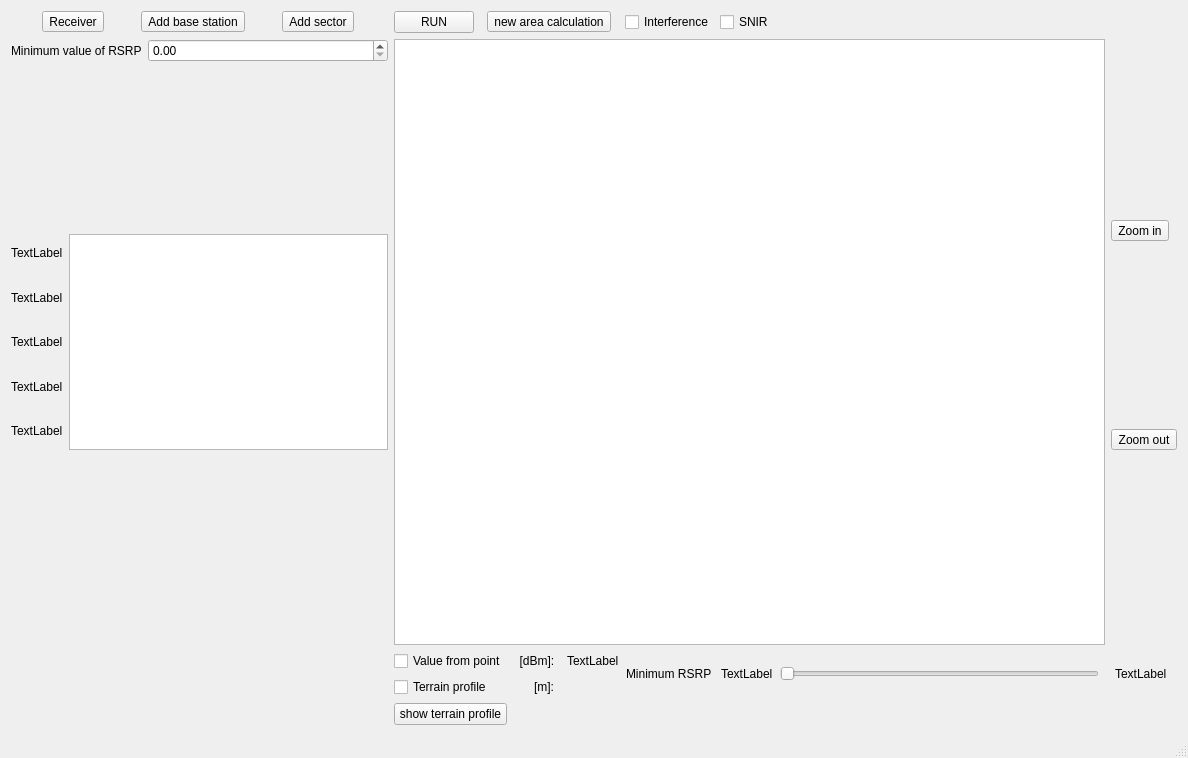
Qt form mainwindow.ui (Berlisia/RSRPCalclulator) before a commit.
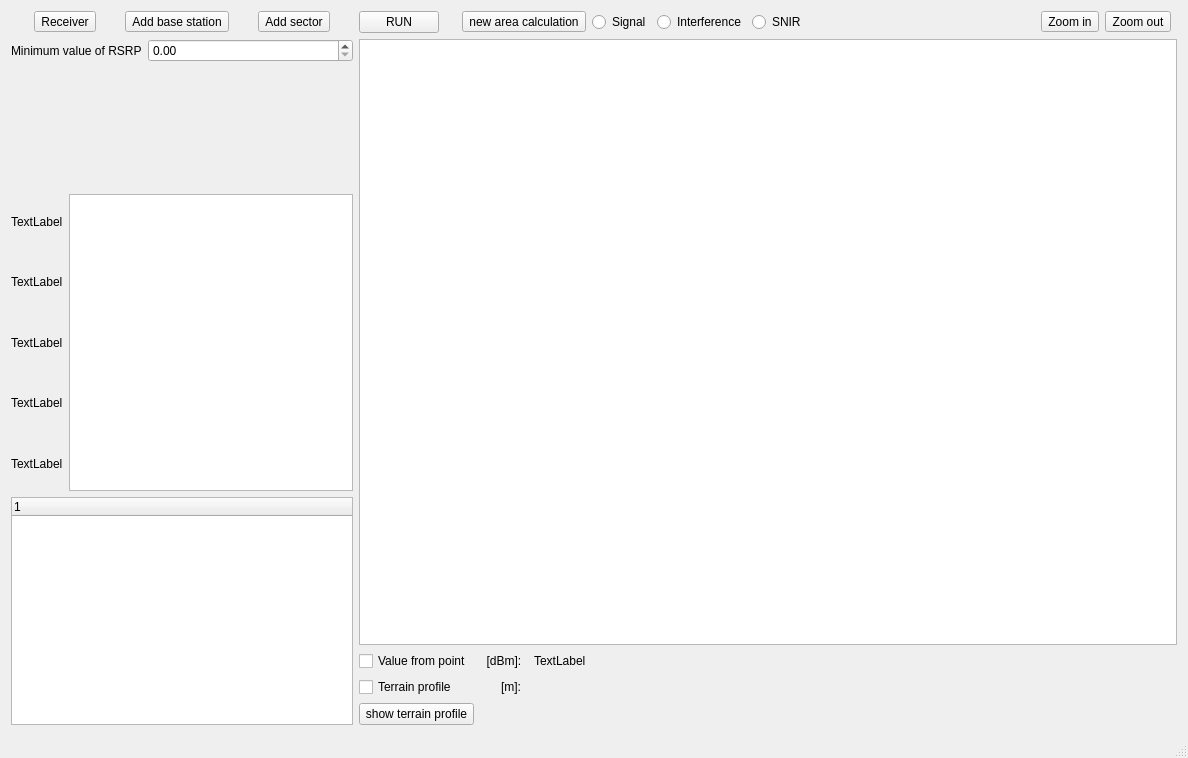
The same form after that commit.

Commit message: treeWidget in mainwindow and better set imgMap

What changed in the file:
```diff
--- a/mainwindow.ui
+++ b/mainwindow.ui
@@ -21,100 +21,17 @@
   </property>
   <widget class="QWidget" name="centralWidget">
    <layout class="QGridLayout" name="gridLayout_2">
-    <item row="5" column="4">
-     <layout class="QGridLayout" name="gridLayout">
-      <item row="1" column="1">
-       <widget class="QLabel" name="terrainLabel">
-        <property name="text">
-         <string/>
-        </property>
-       </widget>
-      </item>
-      <item row="0" column="1">
-       <widget class="QLabel" name="valueLabel">
-        <property name="text">
-         <string>TextLabel</string>
-        </property>
-       </widget>
-      </item>
-      <item row="0" column="0" alignment="Qt::AlignRight">
-       <widget class="QLabel" name="labelValueS">
-        <property name="text">
-         <string>  [dBm]:  </string>
-        </property>
-       </widget>
-      </item>
-      <item row="1" column="0" alignment="Qt::AlignRight">
-       <widget class="QLabel" name="label_3">
-        <property name="text">
-         <string>[m]:  </string>
-        </property>
-       </widget>
-      </item>
-     </layout>
-    </item>
-    <item row="5" column="5">
-     <layout class="QVBoxLayout" name="verticalLayout_4">
-      <item alignment="Qt::AlignHCenter">
-       <widget class="QLabel" name="label">
-        <property name="text">
-         <string>Minimum RSRP</string>
-        </property>
-       </widget>
-      </item>
-     </layout>
-    </item>
-    <item row="5" column="6">
-     <layout class="QVBoxLayout" name="verticalLayout_7">
-      <item alignment="Qt::AlignHCenter">
-       <widget class="QLabel" name="minRSRPFromSlider_2">
-        <property name="text">
-         <string>TextLabel</string>
-        </property>
-       </widget>
-      </item>
-     </layout>
-    </item>
-    <item row="5" column="7">
-     <layout class="QVBoxLayout" name="verticalLayout_5">
-      <item>
-       <widget class="QSlider" name="rsrpHorizontalSlider">
-        <property name="orientation">
-         <enum>Qt::Horizontal</enum>
-        </property>
-       </widget>
-      </item>
-     </layout>
-    </item>
-    <item row="5" column="8" colspan="2">
-     <layout class="QVBoxLayout" name="verticalLayout_6">
-      <item alignment="Qt::AlignHCenter">
-       <widget class="QLabel" name="minRSRPFromSlider">
-        <property name="text">
-         <string>TextLabel</string>
-        </property>
-       </widget>
-      </item>
-     </layout>
-    </item>
-    <item row="0" column="5">
-     <widget class="QCheckBox" name="interferenceCheckBox">
-      <property name="text">
-       <string>Interference</string>
-      </property>
-     </widget>
-    </item>
-    <item row="6" column="2" colspan="2">
+    <item row="6" column="2" colspan="3">
      <widget class="QPushButton" name="terrainPushButton">
       <property name="text">
        <string>show terrain profile</string>
       </property>
      </widget>
     </item>
-    <item row="1" column="9" rowspan="2">
-     <widget class="QToolButton" name="zoomInButton">
+    <item row="0" column="10">
+     <widget class="QToolButton" name="zoomOutButton">
       <property name="text">
-       <string>Zoom in</string>
+       <string>Zoom out</string>
       </property>
      </widget>
     </item>
@@ -157,48 +74,6 @@
       </item>
      </layout>
     </item>
-    <item row="2" column="1" rowspan="2">
-     <layout class="QHBoxLayout" name="horizontalLayout_5">
-      <item>
-       <widget class="QGraphicsView" name="scalaGraphicsView">
-        <property name="cursor" stdset="0">
-         <cursorShape>ArrowCursor</cursorShape>
-        </property>
-        <property name="mouseTracking">
-         <bool>true</bool>
-        </property>
-       </widget>
-      </item>
-     </layout>
-    </item>
-    <item row="3" column="9">
-     <widget class="QToolButton" name="zoomOutButton">
-      <property name="text">
-       <string>Zoom out</string>
-      </property>
-     </widget>
-    </item>
-    <item row="4" column="0" rowspan="3" colspan="2">
-     <layout class="QHBoxLayout" name="horizontalLayout"/>
-    </item>
-    <item row="5" column="2" colspan="2">
-     <layout class="QVBoxLayout" name="verticalLayout_3">
-      <item alignment="Qt::AlignLeft">
-       <widget class="QCheckBox" name="checkBox">
-        <property name="text">
-         <string>Value from point</string>
-        </property>
-       </widget>
-      </item>
-      <item>
-       <widget class="QCheckBox" name="terrainCheckBox">
-        <property name="text">
-         <string>Terrain profile</string>
-        </property>
-       </widget>
-      </item>
-     </layout>
-    </item>
     <item row="0" column="0" colspan="2">
      <layout class="QHBoxLayout" name="horizontalLayout_3">
       <item>
@@ -227,12 +102,33 @@
       </item>
      </layout>
     </item>
-    <item row="0" column="2">
-     <layout class="QVBoxLayout" name="verticalLayout_2">
+    <item row="2" column="1" rowspan="2">
+     <layout class="QHBoxLayout" name="horizontalLayout_5">
       <item>
-       <widget class="QPushButton" name="calculatePushButton">
+       <widget class="QGraphicsView" name="scalaGraphicsView">
+        <property name="cursor" stdset="0">
+         <cursorShape>ArrowCursor</cursorShape>
+        </property>
+        <property name="mouseTracking">
+         <bool>true</bool>
+        </property>
+       </widget>
+      </item>
+     </layout>
+    </item>
+    <item row="5" column="2" colspan="3">
+     <layout class="QVBoxLayout" name="verticalLayout_3">
+      <item alignment="Qt::AlignLeft">
+       <widget class="QCheckBox" name="checkBox">
         <property name="text">
-         <string>RUN</string>
+         <string>Value from point</string>
+        </property>
+       </widget>
+      </item>
+      <item>
+       <widget class="QCheckBox" name="terrainCheckBox">
+        <property name="text">
+         <string>Terrain profile</string>
         </property>
        </widget>
       </item>
@@ -252,21 +148,27 @@
       </item>
      </layout>
     </item>
-    <item row="0" column="3" colspan="2">
-     <layout class="QHBoxLayout" name="horizontalLayout_4">
+    <item row="0" column="2">
+     <layout class="QVBoxLayout" name="verticalLayout_2">
       <item>
-       <widget class="QToolButton" name="rectangleToolButton">
+       <widget class="QPushButton" name="calculatePushButton">
         <property name="text">
-         <string>new area calculation</string>
+         <string>RUN</string>
         </property>
        </widget>
       </item>
      </layout>
     </item>
-    <item row="1" column="2" rowspan="4" colspan="7">
+    <item row="1" column="2" rowspan="4" colspan="10">
      <layout class="QHBoxLayout" name="horizontalLayout_2">
       <item>
        <widget class="QGraphicsView" name="mapGraphicsView">
+        <property name="sizePolicy">
+         <sizepolicy hsizetype="Expanding" vsizetype="Expanding">
+          <horstretch>0</horstretch>
+          <verstretch>0</verstretch>
+         </sizepolicy>
+        </property>
         <property name="cursor" stdset="0">
          <cursorShape>CrossCursor</cursorShape>
         </property>
@@ -277,13 +179,103 @@
       </item>
      </layout>
     </item>
-    <item row="0" column="6">
-     <widget class="QCheckBox" name="snirCheckBox">
+    <item row="0" column="4" colspan="2">
+     <layout class="QHBoxLayout" name="horizontalLayout_4">
+      <item>
+       <widget class="QToolButton" name="rectangleToolButton">
+        <property name="text">
+         <string>new area calculation</string>
+        </property>
+       </widget>
+      </item>
+     </layout>
+    </item>
+    <item row="0" column="9">
+     <widget class="QToolButton" name="zoomInButton">
+      <property name="text">
+       <string>Zoom in</string>
+      </property>
+     </widget>
+    </item>
+    <item row="5" column="5">
+     <layout class="QGridLayout" name="gridLayout">
+      <item row="1" column="1">
+       <widget class="QLabel" name="terrainLabel">
+        <property name="text">
+         <string/>
+        </property>
+       </widget>
+      </item>
+      <item row="0" column="1">
+       <widget class="QLabel" name="valueLabel">
+        <property name="text">
+         <string>TextLabel</string>
+        </property>
+       </widget>
+      </item>
+      <item row="0" column="0" alignment="Qt::AlignRight">
+       <widget class="QLabel" name="labelValueS">
+        <property name="text">
+         <string>  [dBm]:  </string>
+        </property>
+       </widget>
+      </item>
+      <item row="1" column="0" alignment="Qt::AlignRight">
+       <widget class="QLabel" name="label_3">
+        <property name="text">
+         <string>[m]:  </string>
+        </property>
+       </widget>
+      </item>
+     </layout>
+    </item>
+    <item row="0" column="7">
+     <widget class="QRadioButton" name="interferenceCheckBox">
+      <property name="text">
+       <string>Interference</string>
+      </property>
+     </widget>
+    </item>
+    <item row="4" column="0" rowspan="3" colspan="2">
+     <layout class="QHBoxLayout" name="horizontalLayout">
+      <item>
+       <widget class="QTreeWidget" name="treeWidget">
+        <column>
+         <property name="text">
+          <string notr="true">1</string>
+         </property>
+        </column>
+       </widget>
+      </item>
+     </layout>
+    </item>
+    <item row="5" column="8">
+     <spacer name="horizontalSpacer">
+      <property name="orientation">
+       <enum>Qt::Horizontal</enum>
+      </property>
+      <property name="sizeHint" stdset="0">
+       <size>
+        <width>40</width>
+        <height>20</height>
+       </size>
+      </property>
+     </spacer>
+    </item>
+    <item row="0" column="8">
+     <widget class="QRadioButton" name="snirCheckBox">
       <property name="text">
        <string>SNIR</string>
       </property>
      </widget>
     </item>
+    <item row="0" column="6">
+     <widget class="QRadioButton" name="signalRadioButton">
+      <property name="text">
+       <string>Signal</string>
+      </property>
+     </widget>
+    </item>
    </layout>
   </widget>
   <widget class="QStatusBar" name="statusBar"/>
```
The commit also changes 7 other files.
